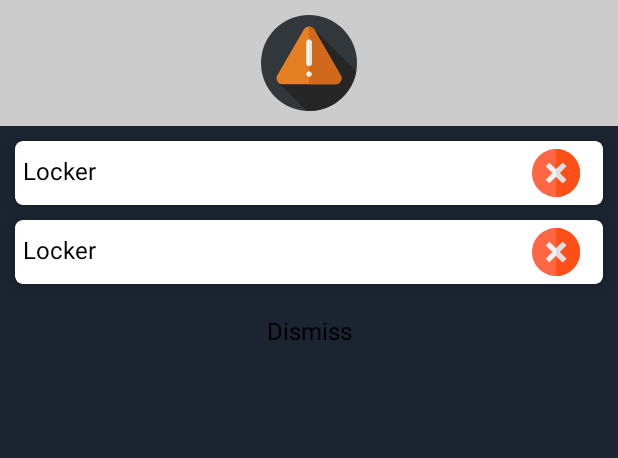
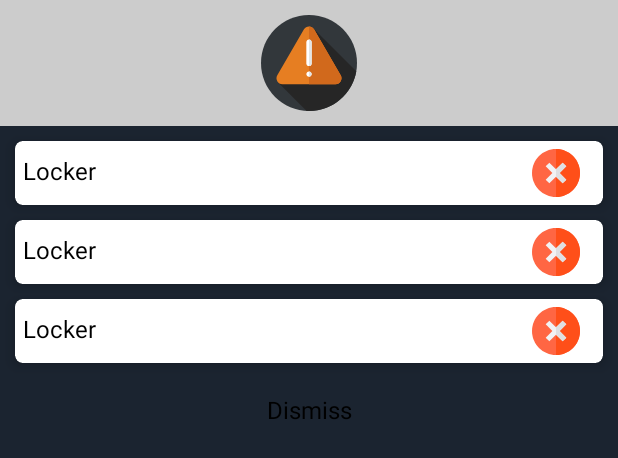
Before and after one commit to vinhhoangdo/locker, an Android app: the layout layout_permission_dialog.xml on its own in the app's theme, with its tools: preview values and no code run, on a phone screen of 412 x 824 dp. Shown: the top 458 px of the screen. Run offline under Robolectric (Android 15) with nearby library versions, the phone set to English and light mode, and no system bars.

Commit message:
fix background service will not be killed

```diff
--- a/app/src/main/AndroidManifest.xml
+++ b/app/src/main/AndroidManifest.xml
@@ -18,6 +18,7 @@
     <uses-permission android:name="android.permission.FOREGROUND_SERVICE" />
     <uses-permission android:name="android.permission.KILL_BACKGROUND_PROCESSES" />
     <uses-permission android:name="android.permission.WAKE_LOCK" />
+    <uses-permission android:name="android.permission.REQUEST_IGNORE_BATTERY_OPTIMIZATIONS"/>
 
     <application
         android:allowBackup="true"
@@ -27,7 +28,7 @@
         android:label="@string/app_name"
         android:roundIcon="@mipmap/ic_launcher_round"
         android:supportsRtl="true"
-        android:theme="@style/Theme.Locker"
+        android:theme="@style/Theme.Locker.DarkStatusBar"
         tools:targetApi="31">
         <meta-data
             android:name="com.example.locker.service.NotificationServices"
@@ -47,14 +48,17 @@
             android:exported="false" />
         <activity
             android:name=".MainActivity"
+            android:theme="@style/Theme.Locker"
             android:exported="false" />
 
         <activity
             android:name=".activity.PasscodeActivity"
+            android:theme="@style/Theme.Locker.DarkStatusBar"
             android:exported="false" />
 
         <activity
             android:name=".activity.PatternActivity"
+            android:theme="@style/Theme.Locker.DarkStatusBar"
             android:exported="false" />
 
         <service
--- a/app/src/main/java/com/example/locker/MainActivity.java
+++ b/app/src/main/java/com/example/locker/MainActivity.java
@@ -31,7 +31,7 @@ public class MainActivity extends AppCompatActivity{
     @Override
     protected void onResume() {
         super.onResume();
-        if(Utils.isOvlUsagePermissionChecked(this)) {
+        if(Utils.isRunningBackgroundService(this)) {
             Intent intent = new Intent(MainActivity.this, AppLaunchDetectionService.class);
             intent.setAction(Constant.ACTION.START_FOREGROUND);
             if (Build.VERSION.SDK_INT >= Build.VERSION_CODES.O) {
--- a/app/src/main/java/com/example/locker/activity/PasscodeActivity.java
+++ b/app/src/main/java/com/example/locker/activity/PasscodeActivity.java
@@ -78,9 +78,6 @@ public class PasscodeActivity extends AppCompatActivity implements View.OnClickL
         super.onCreate(savedInstanceState);
         binding = ActivityPasscodeBinding.inflate(getLayoutInflater());
         sharedPreferencesHelper = SharedPreferencesHelper.getInstance(getApplicationContext());
-        requestWindowFeature(Window.FEATURE_NO_TITLE);
-        getWindow().setFlags(WindowManager.LayoutParams.FLAG_FULLSCREEN,
-                WindowManager.LayoutParams.FLAG_FULLSCREEN);
         setContentView(binding.getRoot());
         mPasscodeLockView = binding.pinLockView;
         IndicatorDots mIndicatorDots = binding.indicatorDots;
--- a/app/src/main/java/com/example/locker/activity/SplashActivity.java
+++ b/app/src/main/java/com/example/locker/activity/SplashActivity.java
@@ -10,7 +10,6 @@ import android.view.animation.AnimationUtils;
 import androidx.annotation.Nullable;
 import androidx.appcompat.app.AppCompatActivity;
 
-import com.example.locker.MainActivity;
 import com.example.locker.R;
 import com.example.locker.databinding.ActivitySplashBinding;
 import com.example.locker.service.AppLaunchDetectionService;
@@ -42,7 +41,7 @@ public class SplashActivity extends AppCompatActivity {
     @Override
     protected void onResume() {
         super.onResume();
-        if(Utils.isOvlUsagePermissionChecked(this)) {
+        if(Utils.isRunningBackgroundService(this)) {
             Intent intent = new Intent(SplashActivity.this, AppLaunchDetectionService.class);
             intent.setAction(Constant.ACTION.START_FOREGROUND);
             if (Build.VERSION.SDK_INT >= Build.VERSION_CODES.O) {
--- a/app/src/main/java/com/example/locker/fragment/AllApplicationFragment.java
+++ b/app/src/main/java/com/example/locker/fragment/AllApplicationFragment.java
@@ -11,9 +11,11 @@ import android.os.Handler;
 import android.view.LayoutInflater;
 import android.view.View;
 import android.view.ViewGroup;
+import android.widget.Toast;
 
 import androidx.annotation.NonNull;
 import androidx.annotation.Nullable;
+import androidx.annotation.RequiresApi;
 import androidx.fragment.app.Fragment;
 import androidx.recyclerview.widget.LinearLayoutManager;
 import androidx.recyclerview.widget.RecyclerView;
@@ -118,13 +120,14 @@ public class AllApplicationFragment extends Fragment {
         binding.recycler.setAdapter(applicationAdapter);
         binding.progress.setVisibility(View.GONE);
         applicationAdapter.SetOnItemClickListener((view, app) -> {
-            if(!Utils.isOvlUsagePermissionChecked(requireContext())) {
+            if(!Utils.isRunningBackgroundService(requireContext())) {
                 showPermissionDialog();
             } else {
                 boolean isLockedPackage = lockPackageDatabase.getPackageName(app.getPackageName());
                 if (!isLockedPackage) {
                     lockPackageDatabase.addPackage(app.getPackageName());
                 }
+                Toast.makeText(requireActivity(), app.appName + " locked", Toast.LENGTH_SHORT).show();
                 allAppList.remove(app);
                 applicationAdapter.notifyDataSetChanged();
             }
--- a/app/src/main/java/com/example/locker/fragment/LockedApplicationFragment.java
+++ b/app/src/main/java/com/example/locker/fragment/LockedApplicationFragment.java
@@ -9,6 +9,7 @@ import android.os.Bundle;
 import android.view.LayoutInflater;
 import android.view.View;
 import android.view.ViewGroup;
+import android.widget.Toast;
 
 import androidx.annotation.NonNull;
 import androidx.annotation.Nullable;
@@ -97,6 +98,7 @@ public class LockedApplicationFragment extends Fragment {
             if (isLockedPackage) {
                 lockPackageDatabase.delete(appDetails.getPackageName());
             }
+            Toast.makeText(requireActivity(), appDetails.appName + " removed", Toast.LENGTH_SHORT).show();
             listLockedApp.remove(listLockedApp.get(position));
             appLockerAdapter.notifyDataSetChanged();
         });
--- a/app/src/main/java/com/example/locker/service/AppLaunchDetectionService.java
+++ b/app/src/main/java/com/example/locker/service/AppLaunchDetectionService.java
@@ -71,7 +71,7 @@ public class AppLaunchDetectionService extends Service {
     private void startDetectForeground() {
         Intent notificationIntent = new Intent(getApplicationContext(), MainActivity.class);
         notificationIntent.setFlags(Intent.FLAG_ACTIVITY_NEW_TASK | Intent.FLAG_ACTIVITY_CLEAR_TASK);
-        @SuppressLint("UnspecifiedImmutableFlag") PendingIntent pendingIntent = PendingIntent.getActivity(this, 0, notificationIntent, PendingIntent.FLAG_UPDATE_CURRENT);
+        PendingIntent pendingIntent = PendingIntent.getActivity(this, 0, notificationIntent, PendingIntent.FLAG_MUTABLE);
         String NOTIFICATION_CHANNEL_ID = "NOTIFICATION_CHANNEL_ID";
         String channelName = "Background Service";
         NotificationChannel channel = new NotificationChannel(NOTIFICATION_CHANNEL_ID, channelName, NotificationManager.IMPORTANCE_NONE);
@@ -153,9 +153,9 @@ public class AppLaunchDetectionService extends Service {
         Log.d("task", "TASK REMOVED");
 
         Intent intent = new Intent(getApplicationContext(), AppLaunchDetectionService.class);
-        @SuppressLint("UnspecifiedImmutableFlag") PendingIntent pendingIntent = PendingIntent.getService(this, 1, intent, PendingIntent.FLAG_ONE_SHOT);
+        @SuppressLint("UnspecifiedImmutableFlag") PendingIntent pendingIntent = PendingIntent.getService(this, 1001, intent, PendingIntent.FLAG_ONE_SHOT);
         AlarmManager alarmManager = (AlarmManager) getSystemService(Context.ALARM_SERVICE);
-        alarmManager.set(AlarmManager.RTC_WAKEUP, SystemClock.elapsedRealtime() + 5000, pendingIntent);
+        alarmManager.set(AlarmManager.RTC_WAKEUP, SystemClock.elapsedRealtime() + 1000, pendingIntent);
         super.onTaskRemoved(rootIntent);
     }
 
--- a/app/src/main/java/com/example/locker/util/Constant.java
+++ b/app/src/main/java/com/example/locker/util/Constant.java
@@ -14,6 +14,7 @@ public class Constant {
     public final static String IS_SETTING = "IS_SETTING";
     public final static String SETTING_NAV = "SETTING_NAV";
     public final static String SPLASH_NAV = "SPLASH_NAV";
+    public final static String IS_AUTO_START = "IS_AUTO_START";
 
     public final static int VIBRATE_DELAY = 500;
 }
--- a/app/src/main/res/layout/layout_permission_dialog.xml
+++ b/app/src/main/res/layout/layout_permission_dialog.xml
@@ -108,6 +108,52 @@
         </LinearLayout>
     </androidx.cardview.widget.CardView>
 
+    <androidx.cardview.widget.CardView
+        android:id="@+id/autostart"
+        android:layout_width="match_parent"
+        android:layout_height="wrap_content"
+        android:layout_marginLeft="10dp"
+        android:layout_marginTop="10dp"
+        android:layout_marginRight="10dp"
+        android:orientation="horizontal"
+        app:cardCornerRadius="5dp"
+        app:cardElevation="5dp"
+        app:layout_constraintEnd_toEndOf="parent"
+        app:layout_constraintStart_toStartOf="parent"
+        app:layout_constraintTop_toBottomOf="@id/overlay">
+
+        <LinearLayout
+            android:layout_width="match_parent"
+            android:layout_height="wrap_content"
+            android:orientation="horizontal">
+
+            <TextView
+                android:id="@+id/autostartContent"
+                android:layout_width="0dp"
+                android:layout_height="wrap_content"
+                android:layout_gravity="center"
+                android:layout_marginBottom="1dp"
+                android:layout_weight="3"
+                android:focusable="false"
+                android:gravity="start"
+                android:padding="5dp"
+                android:text="@string/app_name"
+                android:textColor="#000"
+                android:textSize="16sp" />
+
+            <ImageView
+                android:id="@+id/checkAutostart"
+                android:layout_width="wrap_content"
+                android:layout_height="wrap_content"
+                android:layout_marginEnd="10dp"
+                android:contentDescription="@string/lock_button"
+                android:focusable="false"
+                android:focusableInTouchMode="false"
+                android:padding="5dp"
+                android:src="@drawable/icon_deny" />
+        </LinearLayout>
+    </androidx.cardview.widget.CardView>
+
     <TextView
         android:id="@+id/btnDismiss"
         android:layout_width="wrap_content"
@@ -119,6 +165,6 @@
         android:textSize="16sp"
         app:layout_constraintEnd_toEndOf="parent"
         app:layout_constraintStart_toStartOf="parent"
-        app:layout_constraintTop_toBottomOf="@id/overlay" />
+        app:layout_constraintTop_toBottomOf="@id/autostart" />
 
 </androidx.constraintlayout.widget.ConstraintLayout>
--- a/app/src/main/res/values-night/themes.xml
+++ b/app/src/main/res/values-night/themes.xml
@@ -7,5 +7,7 @@
         <item name="android:statusBarColor" tools:targetApi="l">@color/primaryLight</item>
         <!-- Customize your theme here. -->
         <item name="android:windowBackground">@color/primaryDark</item>
+        <item name="windowNoTitle">true</item>
+        <item name="windowActionBar">false</item>
     </style>
 </resources>
--- a/app/src/main/res/values/strings.xml
+++ b/app/src/main/res/values/strings.xml
@@ -11,6 +11,7 @@
     <string name="lockedApps">Locked apps</string>
     <string name="overlay_permission_content">Display over other apps permission</string>
     <string name="usages_access_permission_content">Usages access permission</string>
+    <string name="autostart_permission_content">Autostart permission</string>
     <string name="setting">Setting</string>
 <!--Passcode-->
     <string name="pattern">Pattern</string>
@@ -22,6 +23,7 @@
     <string name="passcode">Passcode</string>
     <string name="draw_an_unlock_pattern">"Draw an unlock pattern"</string>
     <string name="re_draw_an_unlock_pattern">"Re-draw an unlock pattern"</string>
+    <string name="matched_pattern">Matched PATTERN</string>
 
     <string name="select_lock_type">Select Screen lock</string>
 </resources>
--- a/app/src/main/res/values/themes.xml
+++ b/app/src/main/res/values/themes.xml
@@ -8,5 +8,19 @@
         <item name="android:statusBarColor" tools:targetApi="l">@color/primaryLight</item>
         <!-- Customize your theme here. -->
         <item name="android:windowBackground">@color/primaryDark</item>
+        <item name="windowNoTitle">true</item>
+        <item name="windowActionBar">false</item>
+    </style>
+
+    <style name="Theme.Locker.DarkStatusBar" parent="Theme.MaterialComponents.DayNight.NoActionBar">
+        <!-- Primary brand color. -->
+        <item name="colorPrimary">@color/primaryDark</item>
+        <item name="colorOnPrimary">@color/white</item>
+        <!-- Status bar color. -->
+        <item name="android:statusBarColor" tools:targetApi="l">@color/primaryDark</item>
+        <!-- Customize your theme here. -->
+        <item name="android:windowBackground">@color/primaryDark</item>
+        <item name="windowNoTitle">true</item>
+        <item name="windowActionBar">false</item>
     </style>
 </resources>
```
Also changed, not shown: app/src/main/java/com/example/locker/activity/PatternActivity.java (+8 -3 lines), app/src/main/java/com/example/locker/service/PatternService.java (+3 -4 lines), app/src/main/java/com/example/locker/util/AutoRestartHandler.java (added, +292 -0 lines), app/src/main/java/com/example/locker/util/PermissionDialog.java (+50 -16 lines), app/src/main/java/com/example/locker/util/Utils.java (+46 -0 lines), app/src/main/res/layout/activity_passcode.xml (+10 -4 lines), app/src/main/res/layout/activity_pattern.xml (+9 -3 lines).
